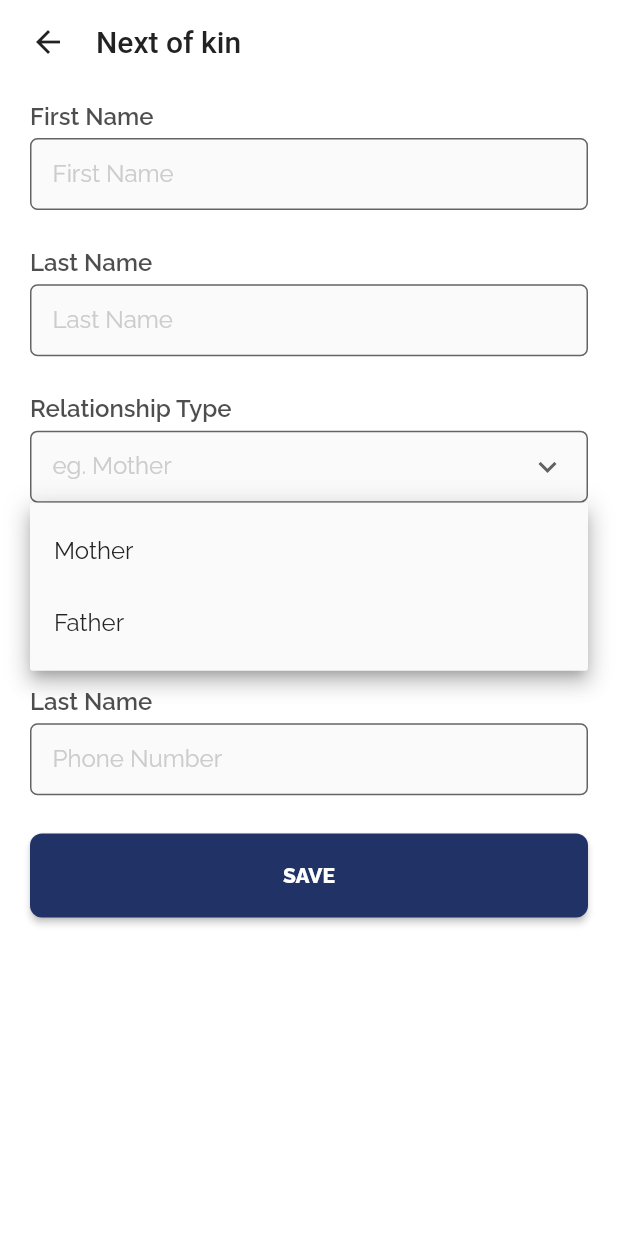
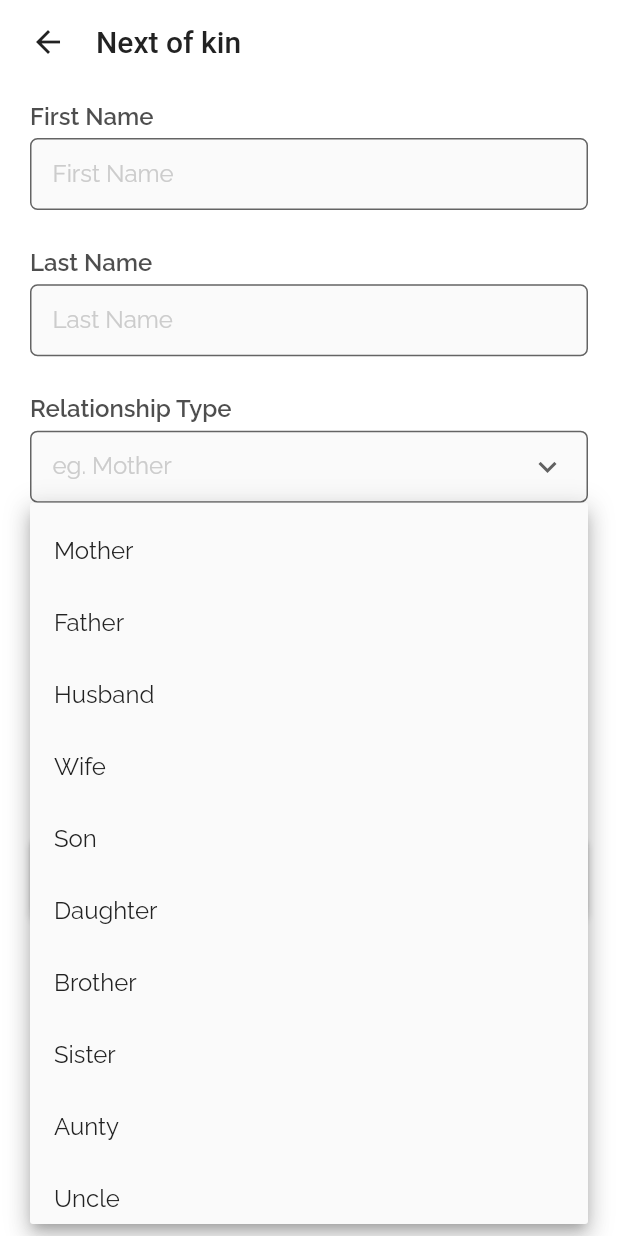
Before and after one commit to Adebanji29/insure-mart, a Flutter app: the NextofKin screen opened by its route, after a tap on "eg. Mother", on a phone screen of 412 x 824 dp. Run offline on Flutter 3.47's test engine with Material 2 defaults, Android fonts, the phone set to English and light mode, and no system bars; our stand-ins replace cloud_firestore, connectivity_plus, currency_text_input_formatter, dropdown_button2, firebase_auth, firebase_core and 10 more; missing offline and left inert: flutter_login_facebook, flutter_paystack, shared_preferences_web; accounts and stored records are empty.

Commit message:
profile update ongoing

```diff
--- a/lib/screen/profile/bvn.dart
+++ b/lib/screen/profile/bvn.dart
@@ -51,7 +51,7 @@ class _BvnState extends State<Bvn> {
                 maxLength: 11,
               ),
               const SizedBox(height: 25),
-              LongButton(title: 'VERIFY & SAVE', onPressed: () {}),
+              LongButton(title: 'SAVE', onPressed: () {}),
             ],
           ),
         ),
--- a/lib/screen/profile/edit_profile.dart
+++ b/lib/screen/profile/edit_profile.dart
@@ -341,7 +341,7 @@ class _EditProfileState extends State<EditProfile> {
                                   }),
                               const SizedBox(height: 25),
                               LongButton(
-                                  title: 'APPlY',
+                                  title: 'Save',
                                   onPressed: () {
                                     userDetailUpdate();
                                   }),
--- a/lib/screen/profile/id_verification.dart
+++ b/lib/screen/profile/id_verification.dart
@@ -75,7 +75,7 @@ class _IdVerificationState extends State<IdVerification> {
                   label: 'ID Number',
                 ),
                 const SizedBox(height: 25),
-                LongButton(title: 'VERIFY & SAVE', onPressed: () {}),
+                LongButton(title: 'SAVE', onPressed: () {}),
                 const SizedBox(height: 40),
               ],
             ),
--- a/lib/screen/profile/next_of_kin.dart
+++ b/lib/screen/profile/next_of_kin.dart
@@ -13,7 +13,7 @@ class NextofKin extends StatefulWidget {
 }
 
 class _NextofKinState extends State<NextofKin> {
-  final List<String> _relTypeList = ['Mother', 'Father'];
+  final List<String> _relTypeList = ['Mother', 'Father', 'Husband', 'Wife', 'Son', 'Daughter', 'Brother', 'Sister', 'Aunty', 'Uncle'];
   late TextEditingController _fName;
   late TextEditingController _lName;
   late TextEditingController _relType;
@@ -70,10 +70,10 @@ class _NextofKinState extends State<NextofKin> {
                 },
               ),
               const CustomSizedBox(height: 25),
-              label('Last Name'),
+              label('Email Address'),
               CustomTextField(label: 'Email Address', controller: _email),
               const CustomSizedBox(height: 25),
-              label('Last Name'),
+              label('Phone Number'),
               CustomTextField(label: 'Phone Number', controller: _pNumber),
               const CustomSizedBox(height: 25),
               LongButton(title: 'SAVE', onPressed: () {})
--- a/lib/screen/profile/profile.dart
+++ b/lib/screen/profile/profile.dart
@@ -74,14 +74,14 @@ class Profile extends StatelessWidget {
                           },
                           badge: true,
                         ),
-                        ProfileListTile(
+                       /* ProfileListTile(
                           leading: FontAwesomeIcons.facebook,
                           title: 'Connect Socials',
                           onTap: () {
                             Navigator.of(context)
                                 .pushNamed(ConnectSocials.route);
                           },
-                        ),
+                        ), */
                         ProfileListTile(
                           leading: FontAwesomeIcons.creditCard,
                           title: 'My Cards',
```
Also changed, not shown: 16 other files.
